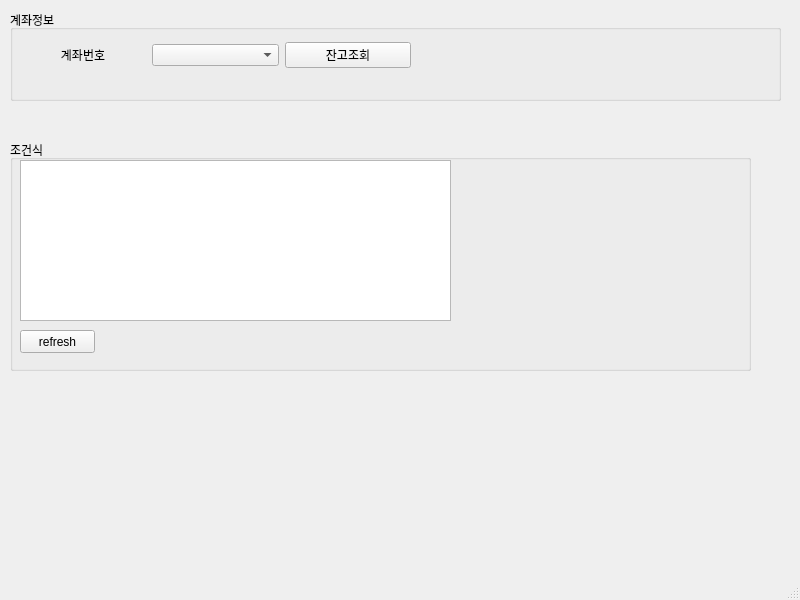
Above: ui/MainWindow.ui from mechurak/SnsTradeBot before the change. Below: the same form after it.
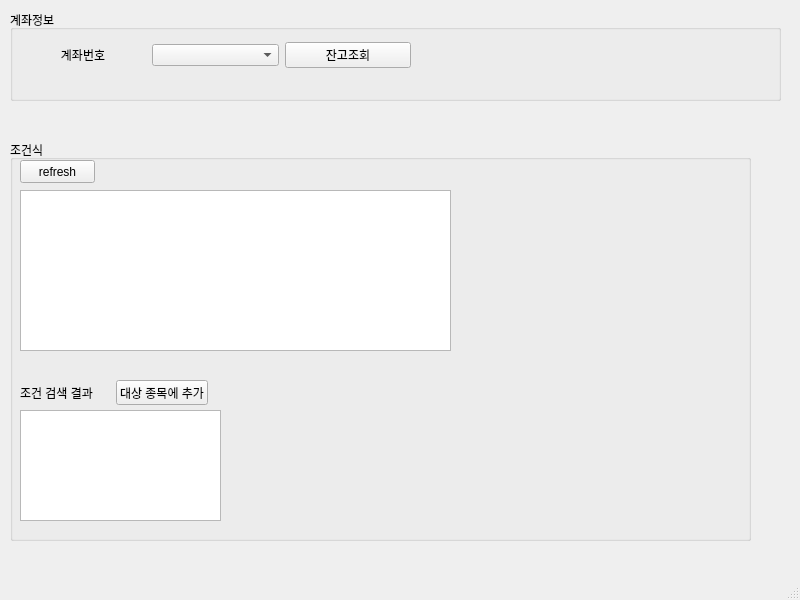
That is the form after the change.

Commit message: Connect condition list ui

The edit to the form file:
```diff
--- a/ui/MainWindow.ui
+++ b/ui/MainWindow.ui
@@ -65,7 +65,7 @@
       <x>10</x>
       <y>140</y>
       <width>741</width>
-      <height>231</height>
+      <height>401</height>
      </rect>
     </property>
     <property name="title">
@@ -75,7 +75,7 @@
      <property name="geometry">
       <rect>
        <x>10</x>
-       <y>190</y>
+       <y>20</y>
        <width>75</width>
        <height>23</height>
       </rect>
@@ -88,12 +88,48 @@
      <property name="geometry">
       <rect>
        <x>10</x>
-       <y>20</y>
+       <y>50</y>
        <width>431</width>
        <height>161</height>
       </rect>
      </property>
     </widget>
+    <widget class="QTableWidget" name="tableWidget">
+     <property name="geometry">
+      <rect>
+       <x>10</x>
+       <y>270</y>
+       <width>201</width>
+       <height>111</height>
+      </rect>
+     </property>
+    </widget>
+    <widget class="QWidget" name="">
+     <property name="geometry">
+      <rect>
+       <x>10</x>
+       <y>240</y>
+       <width>188</width>
+       <height>25</height>
+      </rect>
+     </property>
+     <layout class="QHBoxLayout" name="horizontalLayout">
+      <item>
+       <widget class="QLabel" name="label">
+        <property name="text">
+         <string>조건 검색 결과</string>
+        </property>
+       </widget>
+      </item>
+      <item>
+       <widget class="QPushButton" name="pushButton">
+        <property name="text">
+         <string>대상 종목에 추가</string>
+        </property>
+       </widget>
+      </item>
+     </layout>
+    </widget>
    </widget>
   </widget>
   <widget class="QStatusBar" name="statusbar"/>
```
The commit also changes 3 other files.
